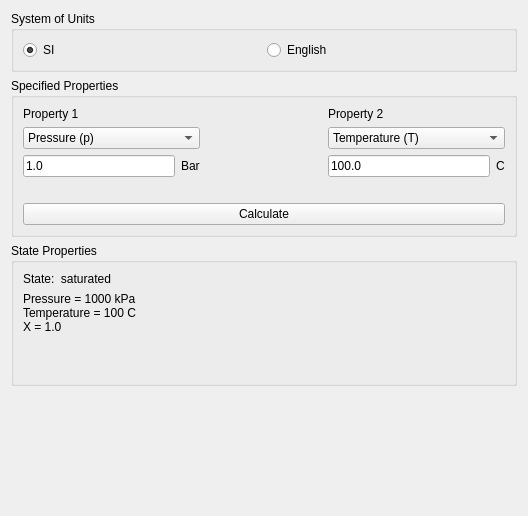
elvsoto/HW7_MAE3403, file ThermoStateCalc.ui: the form before one commit.
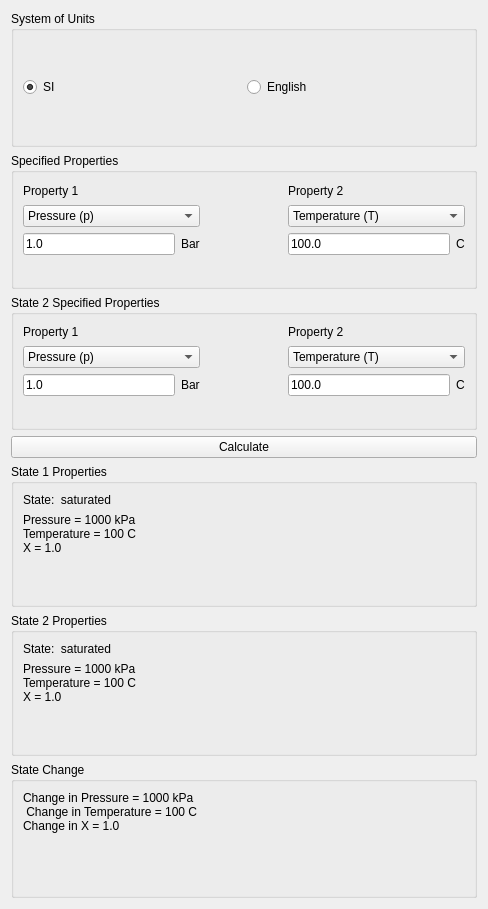
The form after the commit.

Patch:
```diff
--- a/ThermoStateCalc.ui
+++ b/ThermoStateCalc.ui
@@ -6,15 +6,15 @@
    <rect>
     <x>0</x>
     <y>0</y>
-    <width>528</width>
-    <height>516</height>
+    <width>488</width>
+    <height>909</height>
    </rect>
   </property>
   <property name="windowTitle">
    <string>Thermodynamic State Calculator</string>
   </property>
-  <layout class="QVBoxLayout" name="verticalLayout">
-   <item>
+  <layout class="QGridLayout" name="gridLayout_10">
+   <item row="0" column="0">
     <widget class="QGroupBox" name="_grp_Units">
      <property name="title">
       <string>System of Units</string>
@@ -40,30 +40,58 @@
      </layout>
     </widget>
    </item>
-   <item>
+   <item row="1" column="0">
     <widget class="QGroupBox" name="_grp_SpecifiedProperties">
      <property name="title">
       <string>Specified Properties</string>
      </property>
-     <layout class="QGridLayout" name="gridLayout">
-      <item row="2" column="0">
-       <widget class="QLineEdit" name="_le_Property1">
-        <property name="text">
-         <string>1.0</string>
+     <layout class="QGridLayout" name="gridLayout_6">
+      <item row="1" column="3" colspan="2">
+       <widget class="QComboBox" name="_cmb_Property2">
+        <property name="currentIndex">
+         <number>1</number>
         </property>
+        <item>
+         <property name="text">
+          <string>Pressure (p)</string>
+         </property>
+        </item>
+        <item>
+         <property name="text">
+          <string>Temperature (T)</string>
+         </property>
+        </item>
+        <item>
+         <property name="text">
+          <string>Quality (x)</string>
+         </property>
+        </item>
+        <item>
+         <property name="text">
+          <string>Specific Internal Energy (u)</string>
+         </property>
+        </item>
+        <item>
+         <property name="text">
+          <string>Specific Enthalpy (h)</string>
+         </property>
+        </item>
+        <item>
+         <property name="text">
+          <string>Specific Volume (v)</string>
+         </property>
+        </item>
+        <item>
+         <property name="text">
+          <string>Specific Entropy (s)</string>
+         </property>
+        </item>
        </widget>
       </item>
-      <item row="2" column="3">
-       <widget class="QLineEdit" name="_le_Property2">
+      <item row="0" column="3">
+       <widget class="QLabel" name="_lbl_Property2">
         <property name="text">
-         <string>100.0</string>
-        </property>
-       </widget>
-      </item>
-      <item row="2" column="1">
-       <widget class="QLabel" name="_lbl_Property1_Units">
-        <property name="text">
-         <string>Bar</string>
+         <string>Property 2</string>
         </property>
        </widget>
       </item>
@@ -106,13 +134,6 @@
         </item>
        </widget>
       </item>
-      <item row="2" column="4">
-       <widget class="QLabel" name="_lbl_Property2_Units">
-        <property name="text">
-         <string>C</string>
-        </property>
-       </widget>
-      </item>
       <item row="0" column="0">
        <widget class="QLabel" name="_lbl_Property1">
         <property name="text">
@@ -120,69 +141,27 @@
         </property>
        </widget>
       </item>
-      <item row="0" column="3">
-       <widget class="QLabel" name="_lbl_Property2">
+      <item row="2" column="3">
+       <widget class="QLineEdit" name="_le_Property2">
         <property name="text">
-         <string>Property 2</string>
+         <string>100.0</string>
         </property>
        </widget>
       </item>
-      <item row="3" column="0" colspan="5">
+      <item row="2" column="4">
+       <widget class="QLabel" name="_lbl_Property2_Units">
+        <property name="text">
+         <string>C</string>
+        </property>
+       </widget>
+      </item>
+      <item row="3" column="0">
        <widget class="QLabel" name="_lbl_Warning">
         <property name="text">
          <string/>
         </property>
        </widget>
       </item>
-      <item row="1" column="3" colspan="2">
-       <widget class="QComboBox" name="_cmb_Property2">
-        <property name="currentIndex">
-         <number>1</number>
-        </property>
-        <item>
-         <property name="text">
-          <string>Pressure (p)</string>
-         </property>
-        </item>
-        <item>
-         <property name="text">
-          <string>Temperature (T)</string>
-         </property>
-        </item>
-        <item>
-         <property name="text">
-          <string>Quality (x)</string>
-         </property>
-        </item>
-        <item>
-         <property name="text">
-          <string>Specific Internal Energy (u)</string>
-         </property>
-        </item>
-        <item>
-         <property name="text">
-          <string>Specific Enthalpy (h)</string>
-         </property>
-        </item>
-        <item>
-         <property name="text">
-          <string>Specific Volume (v)</string>
-         </property>
-        </item>
-        <item>
-         <property name="text">
-          <string>Specific Entropy (s)</string>
-         </property>
-        </item>
-       </widget>
-      </item>
-      <item row="4" column="0" colspan="5">
-       <widget class="QPushButton" name="_pb_Calculate">
-        <property name="text">
-         <string>Calculate</string>
-        </property>
-       </widget>
-      </item>
       <item row="2" column="2">
        <spacer name="horizontalSpacer">
         <property name="orientation">
@@ -196,60 +175,291 @@
         </property>
        </spacer>
       </item>
+      <item row="2" column="0">
+       <widget class="QLineEdit" name="_le_Property1">
+        <property name="text">
+         <string>1.0</string>
+        </property>
+       </widget>
+      </item>
+      <item row="2" column="1">
+       <widget class="QLabel" name="_lbl_Property1_Units">
+        <property name="text">
+         <string>Bar</string>
+        </property>
+       </widget>
+      </item>
      </layout>
     </widget>
    </item>
-   <item>
+   <item row="5" column="0">
+    <widget class="QGroupBox" name="_grp_StateProperties_2">
+     <property name="title">
+      <string>State 2 Properties</string>
+     </property>
+     <layout class="QGridLayout" name="gridLayout_8">
+      <item row="1" column="0">
+       <widget class="QLabel" name="_lbl_StateProperties_9">
+        <property name="text">
+         <string>Pressure = 1000 kPa
+Temperature = 100 C
+X = 1.0</string>
+        </property>
+       </widget>
+      </item>
+      <item row="0" column="0">
+       <widget class="QLabel" name="_lbl_State_9">
+        <property name="text">
+         <string>State:  saturated</string>
+        </property>
+       </widget>
+      </item>
+      <item row="2" column="0">
+       <widget class="QLabel" name="_lbl_SatLiqProps_9">
+        <property name="text">
+         <string/>
+        </property>
+       </widget>
+      </item>
+      <item row="3" column="0">
+       <widget class="QLabel" name="_lbl_SatVapProps_9">
+        <property name="text">
+         <string/>
+        </property>
+       </widget>
+      </item>
+     </layout>
+    </widget>
+   </item>
+   <item row="6" column="0">
+    <widget class="QGroupBox" name="_grp_StateProperties_3">
+     <property name="title">
+      <string>State Change</string>
+     </property>
+     <layout class="QGridLayout" name="gridLayout_9">
+      <item row="0" column="0">
+       <widget class="QLabel" name="_lbl_StateProperties_10">
+        <property name="text">
+         <string>Change in Pressure = 1000 kPa
+ Change in Temperature = 100 C
+Change in X = 1.0</string>
+        </property>
+       </widget>
+      </item>
+      <item row="2" column="0">
+       <widget class="QLabel" name="_lbl_SatVapProps_10">
+        <property name="text">
+         <string/>
+        </property>
+       </widget>
+      </item>
+      <item row="1" column="0">
+       <widget class="QLabel" name="_lbl_SatLiqProps_10">
+        <property name="text">
+         <string/>
+        </property>
+       </widget>
+      </item>
+     </layout>
+    </widget>
+   </item>
+   <item row="2" column="0">
+    <widget class="QGroupBox" name="_grp_SpecifiedProperties_2">
+     <property name="title">
+      <string>State 2 Specified Properties</string>
+     </property>
+     <layout class="QGridLayout" name="gridLayout_5">
+      <item row="3" column="0" colspan="5">
+       <widget class="QLabel" name="_lbl_Warning_6">
+        <property name="text">
+         <string/>
+        </property>
+       </widget>
+      </item>
+      <item row="2" column="1">
+       <widget class="QLabel" name="_lbl_Property1_Units_6">
+        <property name="text">
+         <string>Bar</string>
+        </property>
+       </widget>
+      </item>
+      <item row="2" column="0">
+       <widget class="QLineEdit" name="_le_Property1_6">
+        <property name="text">
+         <string>1.0</string>
+        </property>
+       </widget>
+      </item>
+      <item row="1" column="3" colspan="2">
+       <widget class="QComboBox" name="_cmb_Property2_6">
+        <property name="currentIndex">
+         <number>1</number>
+        </property>
+        <item>
+         <property name="text">
+          <string>Pressure (p)</string>
+         </property>
+        </item>
+        <item>
+         <property name="text">
+          <string>Temperature (T)</string>
+         </property>
+        </item>
+        <item>
+         <property name="text">
+          <string>Quality (x)</string>
+         </property>
+        </item>
+        <item>
+         <property name="text">
+          <string>Specific Internal Energy (u)</string>
+         </property>
+        </item>
+        <item>
+         <property name="text">
+          <string>Specific Enthalpy (h)</string>
+         </property>
+        </item>
+        <item>
+         <property name="text">
+          <string>Specific Volume (v)</string>
+         </property>
+        </item>
+        <item>
+         <property name="text">
+          <string>Specific Entropy (s)</string>
+         </property>
+        </item>
+       </widget>
+      </item>
+      <item row="0" column="0">
+       <widget class="QLabel" name="_lbl_Property1_6">
+        <property name="text">
+         <string>Property 1</string>
+        </property>
+       </widget>
+      </item>
+      <item row="1" column="0" colspan="2">
+       <widget class="QComboBox" name="_cmb_Property1_6">
+        <item>
+         <property name="text">
+          <string>Pressure (p)</string>
+         </property>
+        </item>
+        <item>
+         <property name="text">
+          <string>Temperature (T)</string>
+         </property>
+        </item>
+        <item>
+         <property name="text">
+          <string>Quality (x)</string>
+         </property>
+        </item>
+        <item>
+         <property name="text">
+          <string>Specific Internal Energy (u)</string>
+         </property>
+        </item>
+        <item>
+         <property name="text">
+          <string>Specific Enthalpy (h)</string>
+         </property>
+        </item>
+        <item>
+         <property name="text">
+          <string>Specific Volume (v)</string>
+         </property>
+        </item>
+        <item>
+         <property name="text">
+          <string>Specific Entropy (s)</string>
+         </property>
+        </item>
+       </widget>
+      </item>
+      <item row="0" column="3">
+       <widget class="QLabel" name="_lbl_Property2_6">
+        <property name="text">
+         <string>Property 2</string>
+        </property>
+       </widget>
+      </item>
+      <item row="2" column="4">
+       <widget class="QLabel" name="_lbl_Property2_Units_6">
+        <property name="text">
+         <string>C</string>
+        </property>
+       </widget>
+      </item>
+      <item row="2" column="3">
+       <widget class="QLineEdit" name="_le_Property2_6">
+        <property name="text">
+         <string>100.0</string>
+        </property>
+       </widget>
+      </item>
+      <item row="2" column="2">
+       <spacer name="horizontalSpacer_6">
+        <property name="orientation">
+         <enum>Qt::Horizontal</enum>
+        </property>
+        <property name="sizeHint" stdset="0">
+         <size>
+          <width>40</width>
+          <height>20</height>
+         </size>
+        </property>
+       </spacer>
+      </item>
+     </layout>
+    </widget>
+   </item>
+   <item row="4" column="0">
     <widget class="QGroupBox" name="_grp_StateProperties">
      <property name="title">
-      <string>State Properties</string>
+      <string>State 1 Properties</string>
      </property>
-     <layout class="QVBoxLayout" name="verticalLayout_2">
-      <item>
-       <widget class="QLabel" name="_lbl_State">
-        <property name="text">
-         <string>State:  saturated</string>
-        </property>
-       </widget>
-      </item>
-      <item>
-       <widget class="QLabel" name="_lbl_StateProperties">
-        <property name="text">
-         <string>Pressure = 1000 kPa
-Temperature = 100 C
-X = 1.0</string>
-        </property>
-       </widget>
-      </item>
-      <item>
+     <layout class="QGridLayout" name="gridLayout_7">
+      <item row="2" column="0">
        <widget class="QLabel" name="_lbl_SatLiqProps">
         <property name="text">
          <string/>
         </property>
        </widget>
       </item>
-      <item>
+      <item row="3" column="0">
        <widget class="QLabel" name="_lbl_SatVapProps">
         <property name="text">
          <string/>
         </property>
        </widget>
       </item>
+      <item row="0" column="0">
+       <widget class="QLabel" name="_lbl_State">
+        <property name="text">
+         <string>State:  saturated</string>
+        </property>
+       </widget>
+      </item>
+      <item row="1" column="0">
+       <widget class="QLabel" name="_lbl_StateProperties">
+        <property name="text">
+         <string>Pressure = 1000 kPa
+Temperature = 100 C
+X = 1.0</string>
+        </property>
+       </widget>
+      </item>
      </layout>
     </widget>
    </item>
-   <item>
-    <spacer name="verticalSpacer">
-     <property name="orientation">
-      <enum>Qt::Vertical</enum>
+   <item row="3" column="0">
+    <widget class="QPushButton" name="_pb_Calculate_6">
+     <property name="text">
+      <string>Calculate</string>
      </property>
-     <property name="sizeHint" stdset="0">
-      <size>
-       <width>20</width>
-       <height>40</height>
-      </size>
-     </property>
-    </spacer>
+    </widget>
    </item>
   </layout>
  </widget>
```
